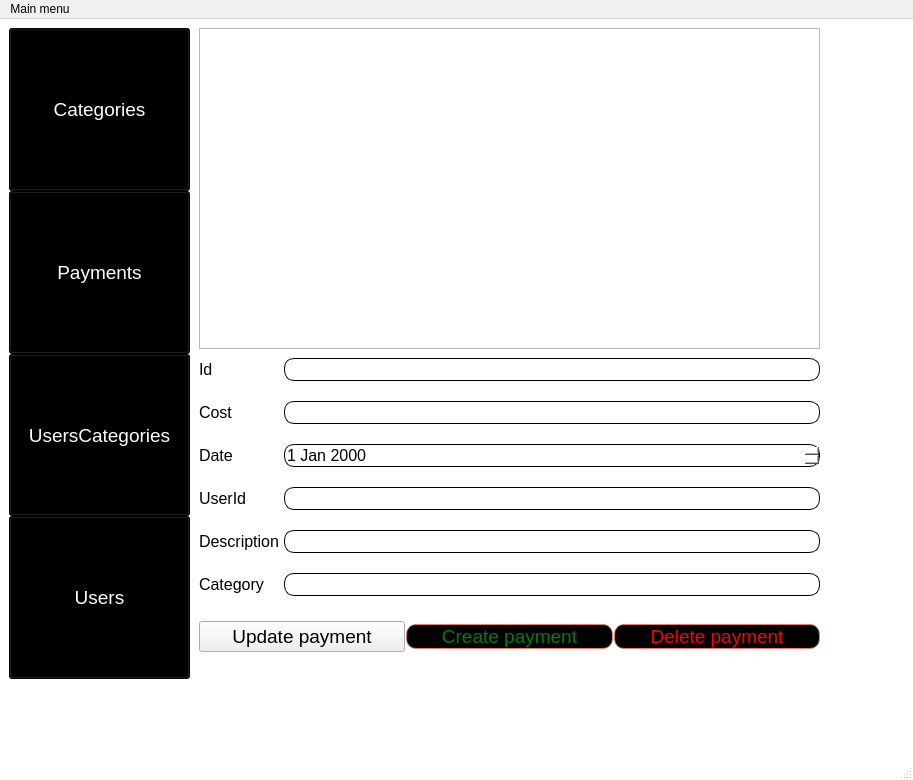
Before: the Qt Designer form mainwindow.ui in ihareal/budgeting, drawn with Qt 5.
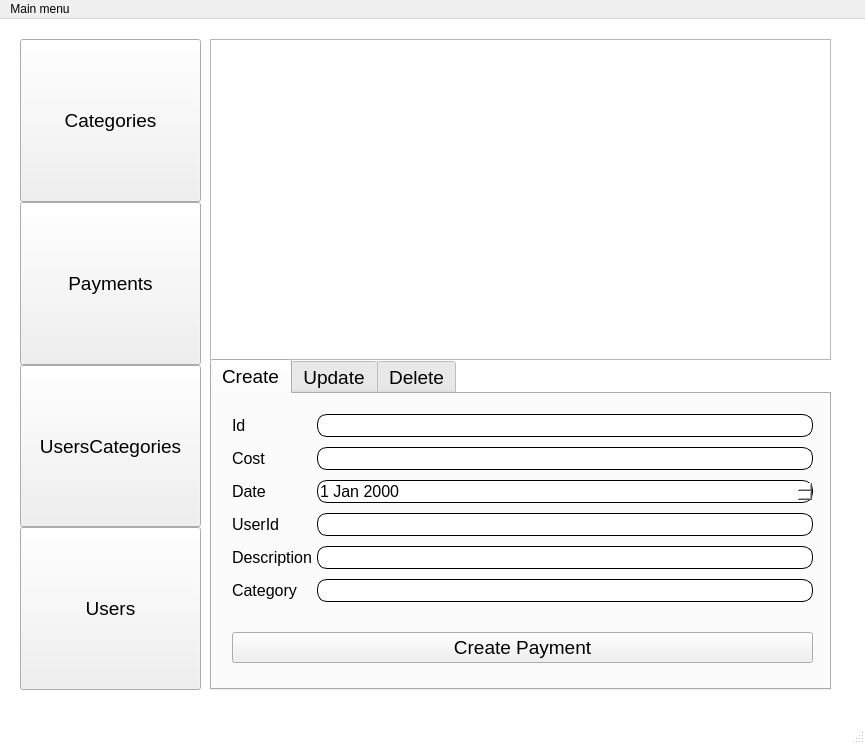
After: the same form once the commit is applied. The open tabs and pages were chosen to show the change.

Commit message:
Redesign administration page layout
Add tab widget
Centralize layout
Change color theme

What changed in the file:
```diff
--- a/mainwindow.ui
+++ b/mainwindow.ui
@@ -6,8 +6,8 @@
    <rect>
     <x>0</x>
     <y>0</y>
-    <width>913</width>
-    <height>780</height>
+    <width>865</width>
+    <height>744</height>
    </rect>
   </property>
   <property name="font">
@@ -32,6 +32,18 @@
   </property>
   <widget class="QWidget" name="centralwidget">
    <layout class="QGridLayout" name="gridLayout">
+    <property name="leftMargin">
+     <number>0</number>
+    </property>
+    <property name="topMargin">
+     <number>0</number>
+    </property>
+    <property name="rightMargin">
+     <number>0</number>
+    </property>
+    <property name="bottomMargin">
+     <number>0</number>
+    </property>
     <item row="0" column="0">
      <widget class="QStackedWidget" name="stackedWidget">
       <property name="sizePolicy">
@@ -650,11 +662,14 @@
          <height>0</height>
         </size>
        </property>
+       <property name="styleSheet">
+        <string notr="true"/>
+       </property>
        <widget class="QWidget" name="verticalLayoutWidget">
         <property name="geometry">
          <rect>
-          <x>0</x>
-          <y>0</y>
+          <x>20</x>
+          <y>20</y>
           <width>181</width>
           <height>651</height>
          </rect>
@@ -685,9 +700,9 @@
            </property>
            <property name="styleSheet">
             <string notr="true">#categoriesOpenTableBtn{
-background-color: black;
+background-color: #F0F0F0;
 border-color: yellow;
-color: white;
+color: black;
 }
 
 #categoriesOpenTableBtn:hover{
@@ -716,9 +731,9 @@
            </property>
            <property name="styleSheet">
             <string notr="true">#paymentsOpenTableBtn{
-background-color: black;
+background-color: #F0F0F0;
 border-color: yellow;
-color: white;
+color: black;
 }
 
 #paymentsOpenTableBtn:hover{
@@ -747,9 +762,9 @@
            </property>
            <property name="styleSheet">
             <string notr="true">#usersCategoriesOpenTableBtn{
-background-color: black;
+background-color: #F0F0F0;
 border-color: yellow;
-color: white;
+color: black;
 }
 
 #usersCategoriesOpenTableBtn:hover{
@@ -778,9 +793,9 @@
            </property>
            <property name="styleSheet">
             <string notr="true">#usersOpenTableBtn{
-background-color: black;
+background-color: #F0F0F0;
 border-color: yellow;
-color: white;
+color: black;
 }
 
 #usersOpenTableBtn:hover{
@@ -795,13 +810,338 @@
          </item>
         </layout>
        </widget>
+       <widget class="QTableView" name="paymentsTableView">
+        <property name="geometry">
+         <rect>
+          <x>210</x>
+          <y>20</y>
+          <width>621</width>
+          <height>321</height>
+         </rect>
+        </property>
+       </widget>
+       <widget class="QTabWidget" name="PaymentCRUDWidget">
+        <property name="geometry">
+         <rect>
+          <x>210</x>
+          <y>340</y>
+          <width>621</width>
+          <height>331</height>
+         </rect>
+        </property>
+        <property name="sizePolicy">
+         <sizepolicy hsizetype="Expanding" vsizetype="Minimum">
+          <horstretch>100</horstretch>
+          <verstretch>0</verstretch>
+         </sizepolicy>
+        </property>
+        <property name="font">
+         <font>
+          <family>Segoe UI</family>
+          <pointsize>14</pointsize>
+         </font>
+        </property>
+        <property name="contextMenuPolicy">
+         <enum>Qt::NoContextMenu</enum>
+        </property>
+        <property name="acceptDrops">
+         <bool>false</bool>
+        </property>
+        <property name="layoutDirection">
+         <enum>Qt::LeftToRight</enum>
+        </property>
+        <property name="autoFillBackground">
+         <bool>false</bool>
+        </property>
+        <property name="styleSheet">
+         <string notr="true"/>
+        </property>
+        <property name="tabPosition">
+         <enum>QTabWidget::North</enum>
+        </property>
+        <property name="tabShape">
+         <enum>QTabWidget::Rounded</enum>
+        </property>
+        <property name="currentIndex">
+         <number>1</number>
+        </property>
+        <property name="iconSize">
+         <size>
+          <width>16</width>
+          <height>16</height>
+         </size>
+        </property>
+        <property name="elideMode">
+         <enum>Qt::ElideNone</enum>
+        </property>
+        <widget class="QWidget" name="CreateTab">
+         <attribute name="title">
+          <string extracomment="This tab is using to create the new row">Create</string>
+         </attribute>
+         <widget class="QWidget" name="formLayoutWidget_2">
+          <property name="geometry">
+           <rect>
+            <x>20</x>
+            <y>20</y>
+            <width>581</width>
+            <height>300</height>
+           </rect>
+          </property>
+          <layout class="QFormLayout" name="formLayout_4">
+           <property name="horizontalSpacing">
+            <number>5</number>
+           </property>
+           <property name="verticalSpacing">
+            <number>10</number>
+           </property>
+           <item row="0" column="0">
+            <widget class="QLabel" name="label_7">
+             <property name="font">
+              <font>
+               <family>Segoe UI</family>
+               <pointsize>12</pointsize>
+              </font>
+             </property>
+             <property name="text">
+              <string>Id</string>
+             </property>
+            </widget>
+           </item>
+           <item row="0" column="1">
+            <widget class="QLineEdit" name="paymentsIdEditField_2">
+             <property name="minimumSize">
+              <size>
+               <width>0</width>
+               <height>0</height>
+              </size>
+             </property>
+             <property name="font">
+              <font>
+               <family>Segoe UI</family>
+               <pointsize>12</pointsize>
+              </font>
+             </property>
+             <property name="styleSheet">
+              <string notr="true">#paymentsIdEditField_2{
+background-color: white; 
+border-style: outset;
+border-width: 1px;
+border-radius: 10px;
+}</string>
+             </property>
+             <property name="readOnly">
+              <bool>true</bool>
+             </property>
+            </widget>
+           </item>
+           <item row="1" column="0">
+            <widget class="QLabel" name="label_8">
+             <property name="font">
+              <font>
+               <family>Segoe UI</family>
+               <pointsize>12</pointsize>
+              </font>
+             </property>
+             <property name="text">
+              <string>Cost</string>
+             </property>
+            </widget>
+           </item>
+           <item row="1" column="1">
+            <widget class="QLineEdit" name="paymentsCostEditField_2">
+             <property name="font">
+              <font>
+               <family>Segoe UI</family>
+               <pointsize>12</pointsize>
+              </font>
+             </property>
+             <property name="styleSheet">
+              <string notr="true">#paymentsCostEditField_2{
+background-color: white; 
+border-style: outset;
+border-width: 1px;
+border-radius: 10px;
+}</string>
+             </property>
+            </widget>
+           </item>
+           <item row="2" column="0">
+            <widget class="QLabel" name="label_9">
+             <property name="font">
+              <font>
+               <family>Segoe UI</family>
+               <pointsize>12</pointsize>
+              </font>
+             </property>
+             <property name="text">
+              <string>Date</string>
+             </property>
+            </widget>
+           </item>
+           <item row="2" column="1">
+            <widget class="QDateEdit" name="paymentsDateEditField_2">
+             <property name="font">
+              <font>
+               <family>Segoe UI</family>
+               <pointsize>12</pointsize>
+              </font>
+             </property>
+             <property name="styleSheet">
+              <string notr="true">#paymentsDateEditField_2{
+background-color: white; 
+border-style: outset;
+border-width: 1px;
+border-radius: 10px;
+}</string>
+             </property>
+            </widget>
+           </item>
+           <item row="3" column="0">
+            <widget class="QLabel" name="label_10">
+             <property name="font">
+              <font>
+               <family>Segoe UI</family>
+               <pointsize>12</pointsize>
+              </font>
+             </property>
+             <property name="text">
+              <string>UserId</string>
+             </property>
+            </widget>
+           </item>
+           <item row="3" column="1">
+            <widget class="QLineEdit" name="paymentsUserIdEditField_2">
+             <property name="font">
+              <font>
+               <family>Segoe UI</family>
+               <pointsize>12</pointsize>
+              </font>
+             </property>
+             <property name="styleSheet">
+              <string notr="true">#paymentsUserIdEditField_2{
+background-color: white; 
+border-style: outset;
+border-width: 1px;
+border-radius: 10px;
+}</string>
+             </property>
+            </widget>
+           </item>
+           <item row="4" column="0">
+            <widget class="QLabel" name="label_11">
+             <property name="font">
+              <font>
+               <family>Segoe UI</family>
+               <pointsize>12</pointsize>
+              </font>
+             </property>
+             <property name="text">
+              <string>Description</string>
+             </property>
+            </widget>
+           </item>
+           <item row="4" column="1">
+            <widget class="QLineEdit" name="paymentsDescriptionEditField_2">
+             <property name="font">
+              <font>
+               <family>Segoe UI</family>
+               <pointsize>12</pointsize>
+              </font>
+             </property>
+             <property name="styleSheet">
+              <string notr="true">#paymentsDescriptionEditField_2{
+background-color: white; 
+border-style: outset;
+border-width: 1px;
+border-radius: 10px;
+}</string>
+             </property>
+            </widget>
+           </item>
+           <item row="5" column="0">
+            <widget class="QLabel" name="label_12">
+             <property name="font">
+              <font>
+               <family>Segoe UI</family>
+               <pointsize>12</pointsize>
+              </font>
+             </property>
+             <property name="text">
+              <string>Category</string>
+             </property>
+            </widget>
+           </item>
+           <item row="5" column="1">
+            <widget class="QLineEdit" name="paymentsCategoryEditField_2">
+             <property name="font">
+              <font>
+               <family>Segoe UI</family>
+               <pointsize>12</pointsize>
+              </font>
+             </property>
+             <property name="styleSheet">
+              <string notr="true">#paymentsCategoryEditField_2{
+background-color: white; 
+border-style: outset;
+border-width: 1px;
+border-radius: 10px;
+}</string>
+             </property>
+            </widget>
+           </item>
+           <item row="7" column="0" colspan="2">
+            <layout class="QHBoxLayout" name="horizontalLayout_2">
+             <property name="spacing">
+              <number>1</number>
+             </property>
+             <property name="topMargin">
+              <number>20</number>
+             </property>
+             <item>
+              <widget class="QPushButton" name="paymentCreateBtn_2">
+               <property name="font">
+                <font>
+                 <family>Segoe UI</family>
+                 <pointsize>14</pointsize>
+                </font>
+               </property>
+               <property name="styleSheet">
+                <string notr="true">#paymentCreateBtn_2{
+background-color: #F0F0F0;
+/* color: green; */
+color: black;
+/* border-style: double;
+border-width: 1px;
+border-color:	#E87F6F;
+*/
+}
+
+#paymentCreateBtn:hover{
+background-color: white;
+color: black;
+}</string>
+               </property>
+               <property name="text">
+                <string>Create Payment</string>
+               </property>
+              </widget>
+             </item>
+            </layout>
+           </item>
+          </layout>
+         </widget>
+        </widget>
+        <widget class="QWidget" name="UpdateTab">
+         <attribute name="title">
+          <string extracomment="This tab is using to update the row">Update</string>
+         </attribute>
        <widget class="QWidget" name="formLayoutWidget">
         <property name="geometry">
          <rect>
-          <x>190</x>
-          <y>330</y>
-          <width>621</width>
-          <height>325</height>
+            <x>20</x>
+            <y>20</y>
+            <width>581</width>
+            <height>276</height>
          </rect>
         </property>
         <layout class="QFormLayout" name="formLayout">
@@ -809,7 +1149,7 @@
           <number>5</number>
          </property>
          <property name="verticalSpacing">
-          <number>20</number>
+            <number>10</number>
          </property>
          <item row="0" column="0">
           <widget class="QLabel" name="label">
@@ -846,6 +1186,9 @@
 border-radius: 10px;
 }</string>
            </property>
+             <property name="readOnly">
+              <bool>true</bool>
+             </property>
           </widget>
          </item>
          <item row="1" column="0">
@@ -1009,7 +1352,7 @@
             <number>1</number>
            </property>
            <property name="topMargin">
-            <number>5</number>
+              <number>20</number>
            </property>
            <item>
             <widget class="QPushButton" name="paymentUpdateBtn">
@@ -1020,13 +1363,14 @@
               </font>
              </property>
              <property name="styleSheet">
-              <string notr="true">#paymentUpdateBtn{
-background-color: black;
-color: yellow;
-border-style: double;
+                <string notr="true">#paymentUpdateButton{
+background-color: #F0F0F0;
+/* color: green; */
+color: black;
+/* border-style: double;
 border-width: 1px;
 border-color:	#E87F6F;
-border-radius: 10px;
+*/
 }
 
 #paymentUpdateBtn:hover{
@@ -1040,12 +1384,28 @@
 }</string>
              </property>
              <property name="text">
-              <string>Update payment</string>
+                <string>Update Payment</string>
              </property>
             </widget>
            </item>
-           <item>
-            <widget class="QPushButton" name="paymentCreateBtn">
+            </layout>
+           </item>
+          </layout>
+         </widget>
+        </widget>
+        <widget class="QWidget" name="DeleteTab">
+         <attribute name="title">
+          <string extracomment="This page is using to delete row">Delete</string>
+         </attribute>
+         <widget class="QLabel" name="label_19">
+          <property name="geometry">
+           <rect>
+            <x>130</x>
+            <y>110</y>
+            <width>16</width>
+            <height>21</height>
+           </rect>
+          </property>
              <property name="font">
               <font>
                <family>Segoe UI</family>
@@ -1053,27 +1413,23 @@
               </font>
              </property>
              <property name="styleSheet">
-              <string notr="true">#paymentCreateBtn{
-background-color: black;
-color: green;
-border-style: double;
+           <string notr="true">#DeletePaymentEdit{
+background-color: white; 
+border-style: outset;
 border-width: 1px;
-border-color:	#E87F6F;
 border-radius: 10px;
-}
-
-#paymentCreateBtn:hover{
-background-color: white;
-color: black;
 }</string>
              </property>
-             <property name="text">
-              <string>Create payment</string>
-             </property>
-            </widget>
-           </item>
-           <item>
-            <widget class="QPushButton" name="paymentDeleteBtn">
+         </widget>
+         <widget class="QPushButton" name="DeletePaymentButton">
+          <property name="geometry">
+           <rect>
+            <x>20</x>
+            <y>260</y>
+            <width>577</width>
+            <height>33</height>
+           </rect>
+          </property>
              <property name="font">
               <font>
                <family>Segoe UI</family>
@@ -1081,14 +1437,14 @@
               </font>
              </property>
              <property name="styleSheet">
-              <string notr="true">#paymentDeleteBtn{
-background-color: black;
-border-color: yellow;
-color: red;
-border-style: double;
+           <string notr="true">#DeletePaymentButton{
+background-color: #F0F0F0;
+/* color: green; */
+color: black;
+/* border-style: double;
 border-width: 1px;
 border-color:	#E87F6F;
-border-radius: 10px;
+*/
 }
 
 #paymentDeleteBtn:hover{
@@ -1097,23 +1453,10 @@
 }</string>
              </property>
              <property name="text">
-              <string>Delete payment</string>
-             </property>
-            </widget>
-           </item>
-          </layout>
-         </item>
-        </layout>
-       </widget>
-       <widget class="QTableView" name="paymentsTableView">
-        <property name="geometry">
-         <rect>
-          <x>190</x>
-          <y>0</y>
-          <width>621</width>
-          <height>321</height>
-         </rect>
-        </property>
+           <string>Delete Payment</string>
+          </property>
+         </widget>
+        </widget>
        </widget>
       </widget>
      </widget>
@@ -1125,7 +1468,7 @@
     <rect>
      <x>0</x>
      <y>0</y>
-     <width>913</width>
+     <width>865</width>
      <height>20</height>
     </rect>
    </property>
```
Left out of the diff: 24 changed lines with no effect on the pictures. Lines whose indentation alone changed are shown as unchanged. The commit also changes 1 other file.
